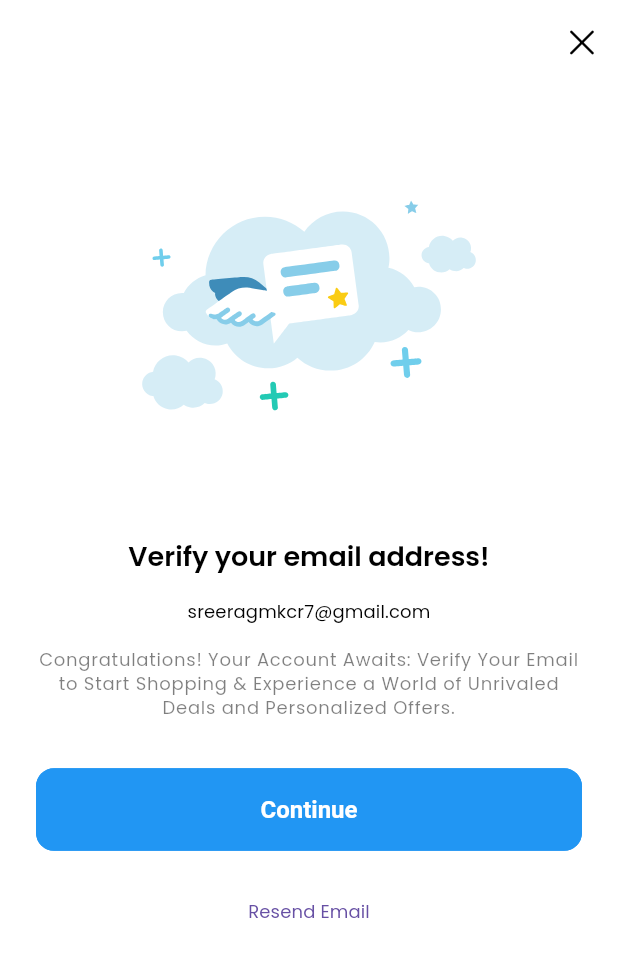
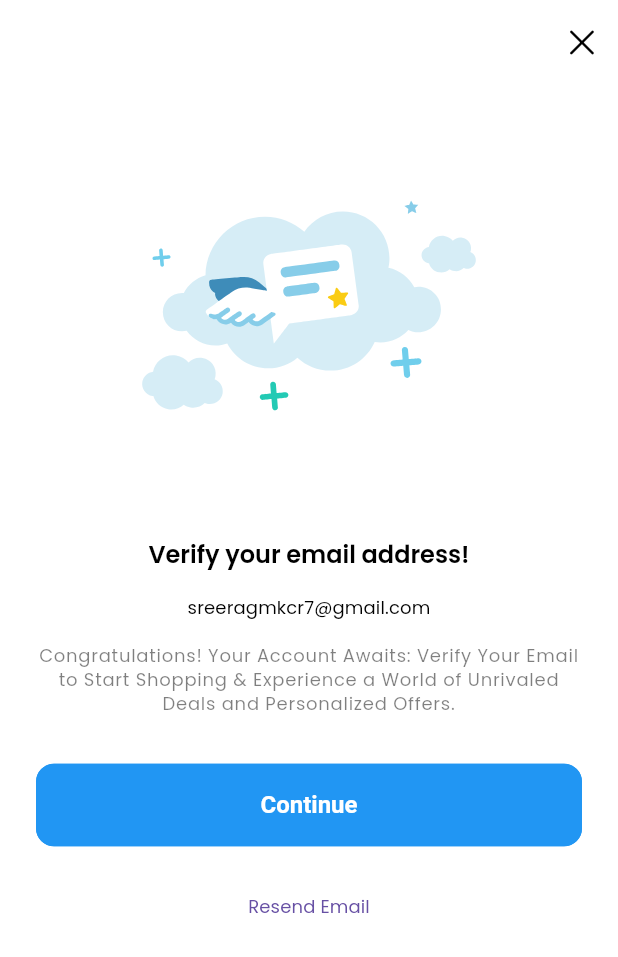
Before and after one commit to sreeragcr7/t_store, a Flutter app: the VerifyEmailScreen screen opened directly, on a phone screen of 412 x 824 dp. Shown: the top 957 px of the screen. Run offline on Flutter 3.47's test engine with Material 3 defaults, Android fonts, the phone set to English and light mode, and no system bars; our stand-ins replace carousel_slider, get, get_storage, iconsax, logger, lottie and 1 more; accounts and stored records are empty; project files that could hold a hidden picture were left out.

Commit message:
Added profile.dart, profile_menu.dart, settings.dart. Modified settings.dart, text_theme.dart

```diff
--- a/lib/features/personalization/screens/settings/settings.dart
+++ b/lib/features/personalization/screens/settings/settings.dart
@@ -1,10 +1,12 @@
 import 'package:flutter/material.dart';
+import 'package:get/get.dart';
 import 'package:iconsax/iconsax.dart';
 import 'package:t_store/common/widgets/appbar/appbar.dart';
 import 'package:t_store/common/widgets/custom_shapes/containers/primary_header_container.dart';
 import 'package:t_store/common/widgets/list_tiles/settings_menu_tile.dart';
 import 'package:t_store/common/widgets/list_tiles/user_profile_tile.dart';
 import 'package:t_store/common/widgets/texts/section_heading.dart';
+import 'package:t_store/features/personalization/screens/profile/profile.dart';
 import 'package:t_store/utils/constants/colors.dart';
 import 'package:t_store/utils/constants/size.dart';
 
@@ -30,7 +32,7 @@ class SettingsScreen extends StatelessWidget {
                   ),
 
                   //User Profile Card
-                  TUserProfileTile(),
+                  TUserProfileTile(onPressed: () => Get.to(() => const ProfileScreen())),
                   const SizedBox(height: TSizes.spaceBtwSections),
                 ],
               ),
--- a/lib/utils/theme/custom_themes/text_theme.dart
+++ b/lib/utils/theme/custom_themes/text_theme.dart
@@ -4,37 +4,52 @@ class TTextTheme {
   TTextTheme._();
 
   static TextTheme lightTextTheme = TextTheme(
-    headlineLarge: const TextStyle().copyWith(fontSize: 32.0,fontWeight: FontWeight.bold, color: Colors.black),
-    headlineMedium: const TextStyle().copyWith(fontSize: 24.0,fontWeight: FontWeight.w600, color: Colors.black),
-    headlineSmall: const TextStyle().copyWith(fontSize: 18.0,fontWeight: FontWeight.w600, color: Colors.black),
+    headlineLarge: const TextStyle().copyWith(fontSize: 32.0, fontWeight: FontWeight.bold, color: Colors.black),
+    headlineMedium: const TextStyle().copyWith(fontSize: 24.0, fontWeight: FontWeight.w600, color: Colors.black),
+    headlineSmall: const TextStyle().copyWith(fontSize: 16.0, fontWeight: FontWeight.w600, color: Colors.black),
 
-    titleLarge: const TextStyle().copyWith(fontSize: 16.0,fontWeight: FontWeight.w600, color: Colors.black),
-    titleMedium: const TextStyle().copyWith(fontSize: 16.0,fontWeight: FontWeight.w500, color: Colors.black),
-    titleSmall: const TextStyle().copyWith(fontSize: 16.0,fontWeight: FontWeight.w400, color: Colors.black),
+    titleLarge: const TextStyle().copyWith(fontSize: 16.0, fontWeight: FontWeight.w600, color: Colors.black),
+    titleMedium: const TextStyle().copyWith(fontSize: 14.0, fontWeight: FontWeight.w500, color: Colors.black),
+    titleSmall: const TextStyle().copyWith(fontSize: 16.0, fontWeight: FontWeight.w400, color: Colors.black),
 
-    bodyLarge: const TextStyle().copyWith(fontSize: 14.0,fontWeight: FontWeight.w500, color: Colors.black),
-    bodyMedium: const TextStyle().copyWith(fontSize: 14.0,fontWeight: FontWeight.normal, color: Colors.black),
-    bodySmall: const TextStyle().copyWith(fontSize: 14.0,fontWeight: FontWeight.w500, color: Color.fromRGBO(0, 0, 0, 0.5)),
+    bodyLarge: const TextStyle().copyWith(fontSize: 14.0, fontWeight: FontWeight.w500, color: Colors.black),
+    bodyMedium: const TextStyle().copyWith(fontSize: 13.0, fontWeight: FontWeight.normal, color: Colors.black),
+    bodySmall: const TextStyle().copyWith(
+      fontSize: 13.0,
+      fontWeight: FontWeight.w500,
+      color: Color.fromRGBO(0, 0, 0, 0.5),
+    ),
 
-    labelLarge: const TextStyle().copyWith(fontSize: 12.0,fontWeight: FontWeight.normal, color: Colors.black),
-    labelMedium: const TextStyle().copyWith(fontSize: 12.0,fontWeight: FontWeight.normal, color: Color.fromRGBO(0, 0, 0, 0.5)),
+    labelLarge: const TextStyle().copyWith(fontSize: 12.0, fontWeight: FontWeight.normal, color: Colors.black),
+    labelMedium: const TextStyle().copyWith(
+      fontSize: 12.0,
+      fontWeight: FontWeight.normal,
+      color: Color.fromRGBO(0, 0, 0, 0.5),
+    ),
   );
 
+  static TextTheme darkTextTheme = TextTheme(
+    headlineLarge: const TextStyle().copyWith(fontSize: 32.0, fontWeight: FontWeight.bold, color: Colors.white),
+    headlineMedium: const TextStyle().copyWith(fontSize: 24.0, fontWeight: FontWeight.w600, color: Colors.white),
+    headlineSmall: const TextStyle().copyWith(fontSize: 16.0, fontWeight: FontWeight.w600, color: Colors.white),
 
-  static TextTheme darkTextTheme = TextTheme(
-    headlineLarge: const TextStyle().copyWith(fontSize: 32.0,fontWeight: FontWeight.bold, color: Colors.white),
-    headlineMedium: const TextStyle().copyWith(fontSize: 24.0,fontWeight: FontWeight.w600, color: Colors.white),
-    headlineSmall: const TextStyle().copyWith(fontSize: 18.0,fontWeight: FontWeight.w600, color: Colors.white),
+    titleLarge: const TextStyle().copyWith(fontSize: 16.0, fontWeight: FontWeight.w600, color: Colors.white),
+    titleMedium: const TextStyle().copyWith(fontSize: 14.0, fontWeight: FontWeight.w500, color: Colors.white),
+    titleSmall: const TextStyle().copyWith(fontSize: 16.0, fontWeight: FontWeight.w400, color: Colors.white),
 
-    titleLarge: const TextStyle().copyWith(fontSize: 16.0,fontWeight: FontWeight.w600, color: Colors.white),
-    titleMedium: const TextStyle().copyWith(fontSize: 16.0,fontWeight: FontWeight.w500, color: Colors.white),
-    titleSmall: const TextStyle().copyWith(fontSize: 16.0,fontWeight: FontWeight.w400, color: Colors.white),
+    bodyLarge: const TextStyle().copyWith(fontSize: 14.0, fontWeight: FontWeight.w500, color: Colors.white),
+    bodyMedium: const TextStyle().copyWith(fontSize: 13.0, fontWeight: FontWeight.normal, color: Colors.white),
+    bodySmall: const TextStyle().copyWith(
+      fontSize: 13.0,
+      fontWeight: FontWeight.w500,
+      color: Color.fromRGBO(255, 255, 255, 0.5),
+    ),
 
-    bodyLarge: const TextStyle().copyWith(fontSize: 14.0,fontWeight: FontWeight.w500, color: Colors.white),
-    bodyMedium: const TextStyle().copyWith(fontSize: 14.0,fontWeight: FontWeight.normal, color: Colors.white),
-    bodySmall: const TextStyle().copyWith(fontSize: 14.0,fontWeight: FontWeight.w500, color: Color.fromRGBO(255, 255, 255, 0.5)),
-
-    labelLarge: const TextStyle().copyWith(fontSize: 12.0,fontWeight: FontWeight.normal, color: Colors.white),
-    labelMedium: const TextStyle().copyWith(fontSize: 12.0,fontWeight: FontWeight.normal, color: Color.fromRGBO(255, 255, 255, 0.5)),
+    labelLarge: const TextStyle().copyWith(fontSize: 12.0, fontWeight: FontWeight.normal, color: Colors.white),
+    labelMedium: const TextStyle().copyWith(
+      fontSize: 12.0,
+      fontWeight: FontWeight.normal,
+      color: Color.fromRGBO(255, 255, 255, 0.5),
+    ),
   );
 }
```
Also changed, not shown: lib/common/widgets/list_tiles/user_profile_tile.dart (+6 -12 lines), lib/features/personalization/screens/profile/profile.dart (added, +77 -0 lines), lib/features/personalization/screens/profile/widgets/profile_menu.dart (added, +40 -0 lines), lib/common/widgets/texts/section_heading.dart (line endings or trailing spaces).
